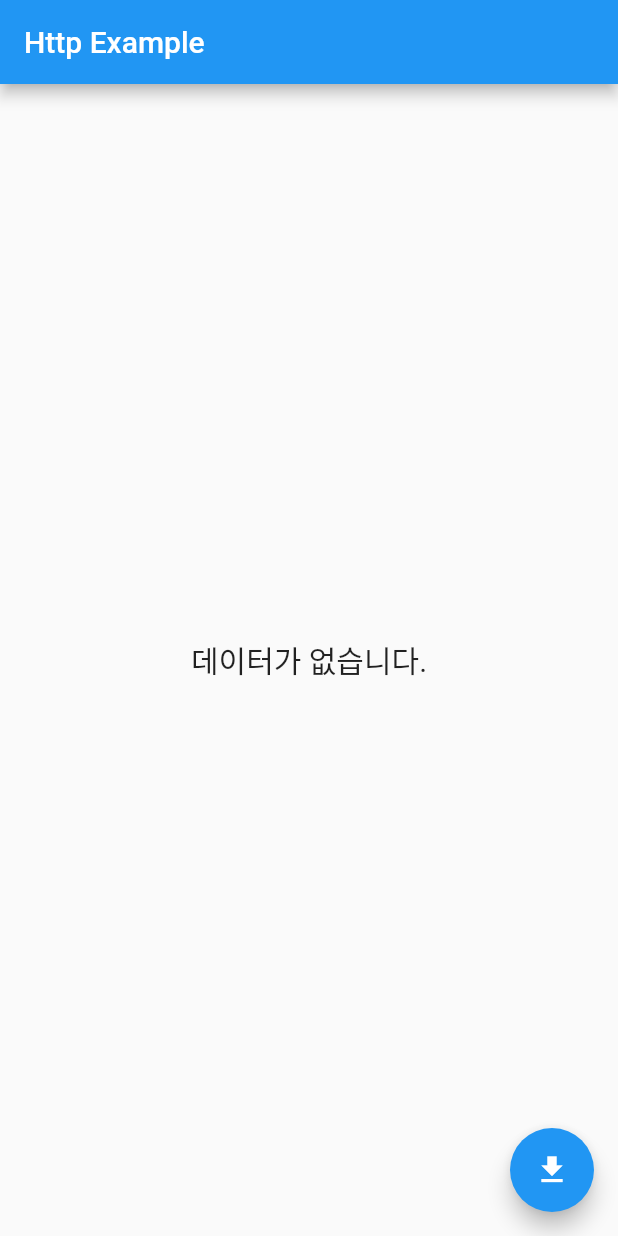
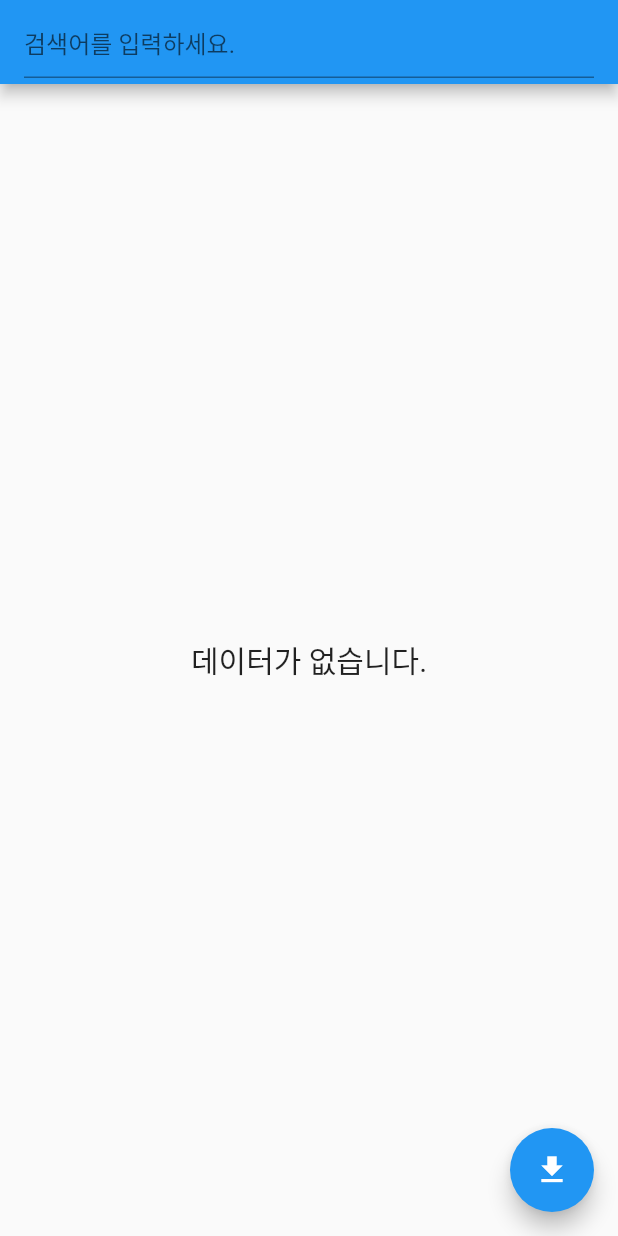
Before and after one commit to ssdd33/doit_flutter_practice, a Flutter app: the screen it shows after launch, after a tap on the "file download" icon, on a phone screen of 412 x 824 dp. Run offline on Flutter 3.47's test engine with Material 2 defaults, Android fonts, the phone set to English and light mode, and no system bars; network calls fail.

Commit message:
app title에 책 제목 검색 필드 추가

```diff
--- a/lib/main.dart
+++ b/lib/main.dart
@@ -28,17 +28,23 @@ class HttpApp extends StatefulWidget {
 class _HttpAppState extends State<HttpApp> {
   String result = '';
   List data = List.empty(growable: true);
+  TextEditingController? _editingController;
 
-  // @override
-  // void initState(){
-  //   super.initState();
-  //   data = List.empty(growable:true);
-  // }
+  @override
+  void initState(){
+    super.initState();
+    _editingController = new TextEditingController();
+  }
 
   @override
   Widget build(BuildContext context) {
     return Scaffold(
-      appBar: AppBar(title: Text('Http Example')),
+      appBar: AppBar(title: TextField(
+        controller: _editingController,
+          style:TextStyle(color: Colors.white),
+        keyboardType: TextInputType.text,
+        decoration:InputDecoration(hintText:'검색어를 입력하세요.'),
+      )),
       body: Container(
         child: Center(
           child: data.length == 0
@@ -87,7 +93,7 @@ class _HttpAppState extends State<HttpApp> {
   }
 
   Future<String> getJSONData() async {
-    var url = 'http://dapi.kakao.com/v3/search/book?target=title&query=doit';
+    var url = 'http://dapi.kakao.com/v3/search/book?target=title&query=${_editingController!.value.text}';
     var response = await http.get(Uri.parse(url),
         headers: {"Authorization": "KakaoAK 4e980e571507894e8f5392267de73319"});
     setState(() {
```
